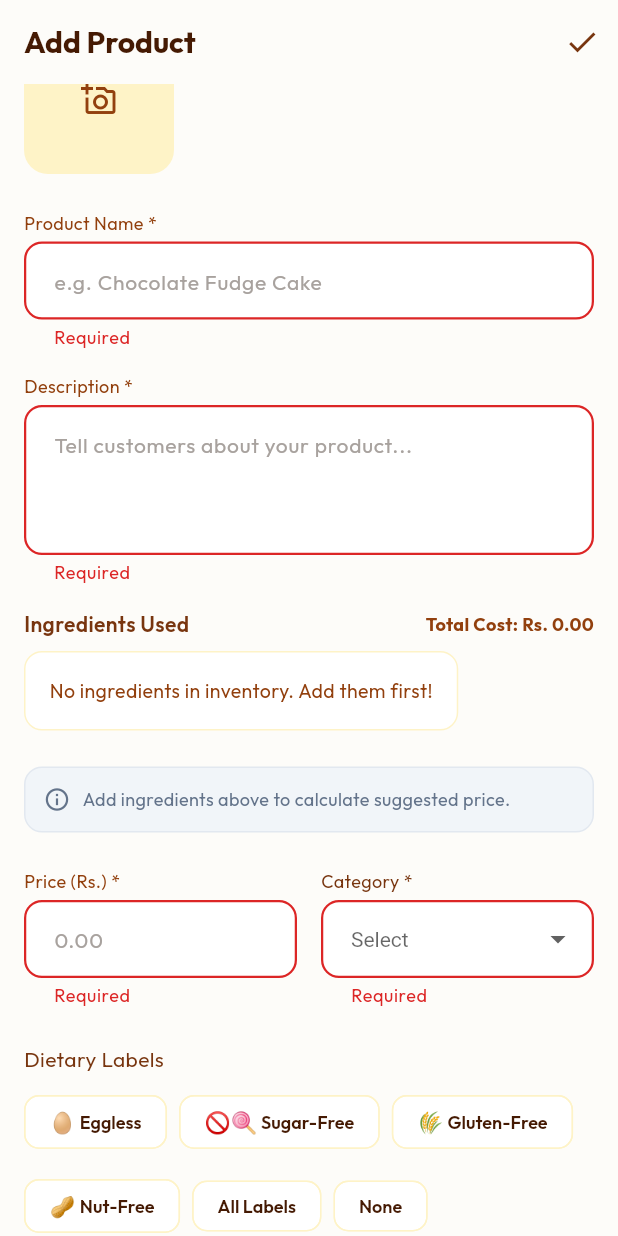
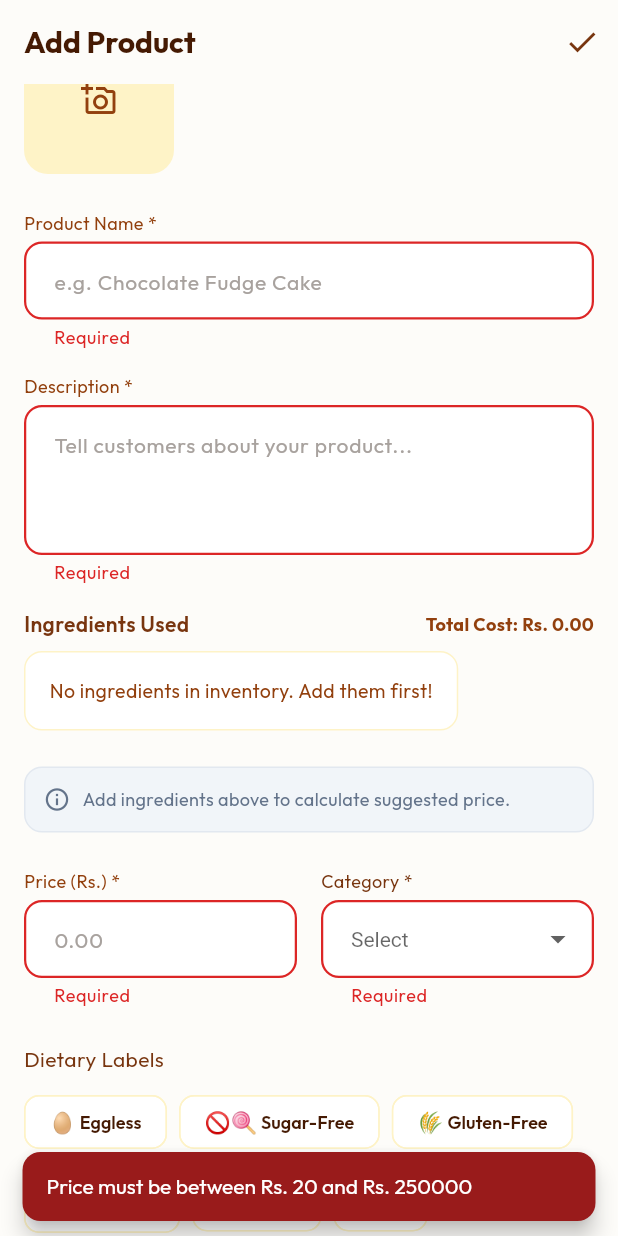
Before and after one commit to sanashoukat09/BakeSmart, a Flutter app: the AddEditProductScreen screen opened by its route, scrolled down 84 dp, after a tap on the "check" icon, on a phone screen of 412 x 824 dp. Run offline on Flutter 3.47's test engine with Material 3 defaults, Android fonts, the light colour scheme and no system bars; our stand-ins replace cached_network_image, cloud_firestore, firebase_auth, firebase_core, firebase_messaging, fl_chart and 10 more; accounts and stored records are empty.

Commit message:
Implement inventory validation and product price constraints

```diff
--- a/lib/core/constants/app_constants.dart
+++ b/lib/core/constants/app_constants.dart
@@ -78,4 +78,7 @@ class AppConstants {
     'Breads',
     'Macarons',
   ];
+  // Product Constraints
+  static const double minProductPrice = 20.0;
+  static const double maxProductPrice = 250000.0;
 }
--- a/lib/screens/baker/add_edit_product_screen.dart
+++ b/lib/screens/baker/add_edit_product_screen.dart
@@ -159,6 +159,21 @@ class _AddEditProductScreenState extends ConsumerState<AddEditProductScreen> {
   }
 
   Future<void> _save() async {
+    // Explicit price check for high visibility snackbar
+    final priceInput = double.tryParse(_priceController.text.trim());
+    if (priceInput == null || priceInput < AppConstants.minProductPrice || priceInput > AppConstants.maxProductPrice) {
+      ScaffoldMessenger.of(context).showSnackBar(
+        SnackBar(
+          content: Text('Price must be between Rs. ${AppConstants.minProductPrice.toInt()} and Rs. ${AppConstants.maxProductPrice.toInt()}'),
+          backgroundColor: const Color(0xFF991B1B),
+          behavior: SnackBarBehavior.floating,
+        ),
+      );
+      // Still call validate to show field-level error
+      _formKey.currentState!.validate();
+      return;
+    }
+
     if (!_formKey.currentState!.validate()) return;
 
     if (_selectedDietary.isEmpty && !_includesAllDietaryLabels && !_includesNoDietaryLabels) {
@@ -373,6 +388,12 @@ class _AddEditProductScreenState extends ConsumerState<AddEditProductScreen> {
                                         ),
                                         onChanged: (v) {
                                           final qty = double.tryParse(v) ?? 0.0;
+                                          if (qty < 0) {
+                                            ScaffoldMessenger.of(context).showSnackBar(
+                                              const SnackBar(content: Text('Ingredient quantity cannot be negative.')),
+                                            );
+                                            return;
+                                          }
                                           setState(() => _selectedIngredients[entry.key] = qty);
                                         },
                                       ),
@@ -429,7 +450,13 @@ class _AddEditProductScreenState extends ConsumerState<AddEditProductScreen> {
                       validator: (v) {
                         if (v == null || v.isEmpty) return 'Required';
                         final price = double.tryParse(v);
-                        if (price == null || price <= 0) return 'Enter a valid price';
+                        if (price == null) return 'Enter a valid price';
+                        if (price < AppConstants.minProductPrice) {
+                          return 'Min Rs. 20';
+                        }
+                        if (price > AppConstants.maxProductPrice) {
+                          return 'Max Rs. 250,000';
+                        }
                         return null;
                       },
                     ),
--- a/lib/services/firestore_service.dart
+++ b/lib/services/firestore_service.dart
@@ -108,6 +108,12 @@ class FirestoreService {
   // ─── PRODUCT OPERATIONS ────────────────────────────────────────
 
   Future<void> saveProduct(ProductModel product) async {
+    if (product.price < AppConstants.minProductPrice ||
+        product.price > AppConstants.maxProductPrice) {
+      throw Exception(
+          'Product price must be between Rs. ${AppConstants.minProductPrice.toInt()} and Rs. ${AppConstants.maxProductPrice.toInt()}.');
+    }
+
     await _db
         .collection(AppConstants.productsCollection)
         .doc(product.id.isEmpty ? null : product.id)
@@ -436,9 +442,13 @@ class FirestoreService {
           final totalToReduce = entry.value['totalToReduce'] as double;
           final data = snap.data() as Map<String, dynamic>? ?? {};
           final currentQty = (data['quantity'] ?? 0 as num).toDouble();
+          final ingredientName = data['name'] ?? 'Unknown Ingredient';
 
-          // Negative stock is intentional — baker can see what needs restocking
-          // without being blocked from starting the order.
+          if (currentQty < totalToReduce) {
+            throw Exception(
+                'Insufficient stock for $ingredientName. Available: $currentQty, Required: $totalToReduce. Please refill it.');
+          }
+
           tx.update(ref, {
             'quantity': currentQty - totalToReduce,
             'updatedAt': FieldValue.serverTimestamp(),
```
Also changed, not shown: lib/screens/baker/add_edit_ingredient_screen.dart (+18 -3 lines), lib/screens/baker/inventory_screen.dart (+7 -1 lines).
